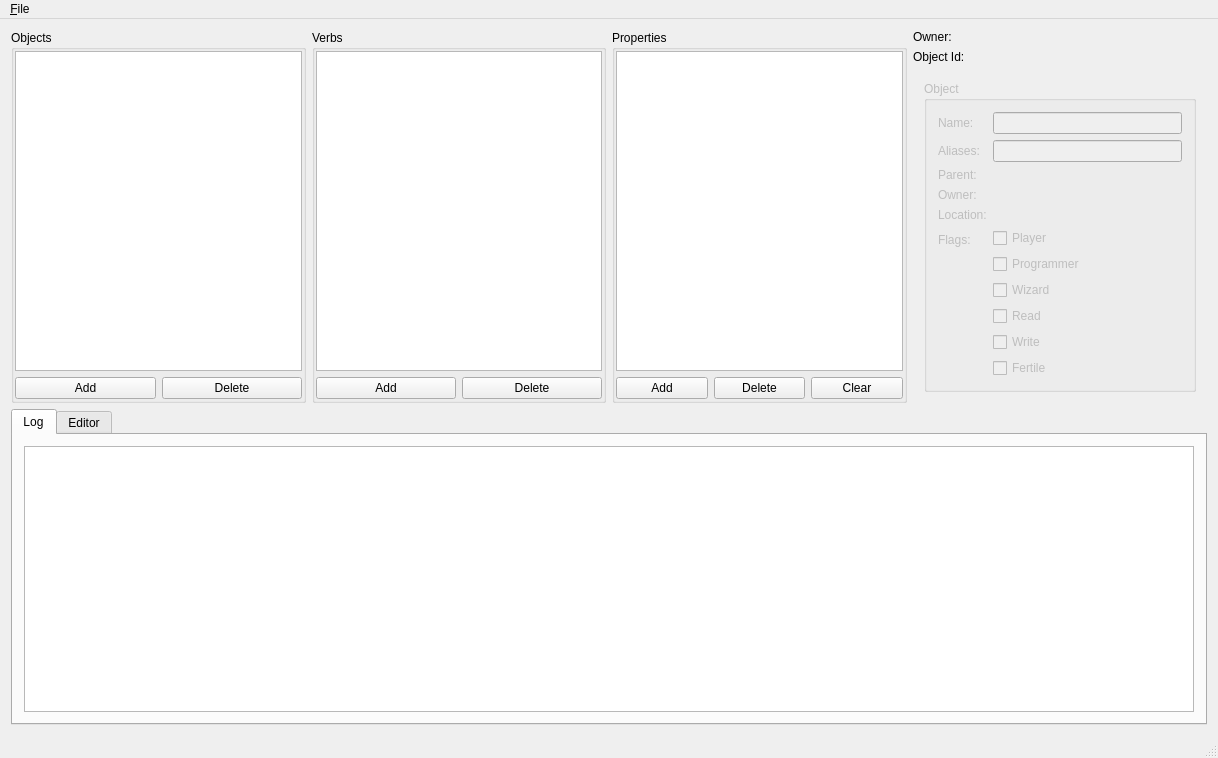
Before: the Qt Designer form Server/mainwindow.ui in bigfug/moo, drawn with Qt 5.
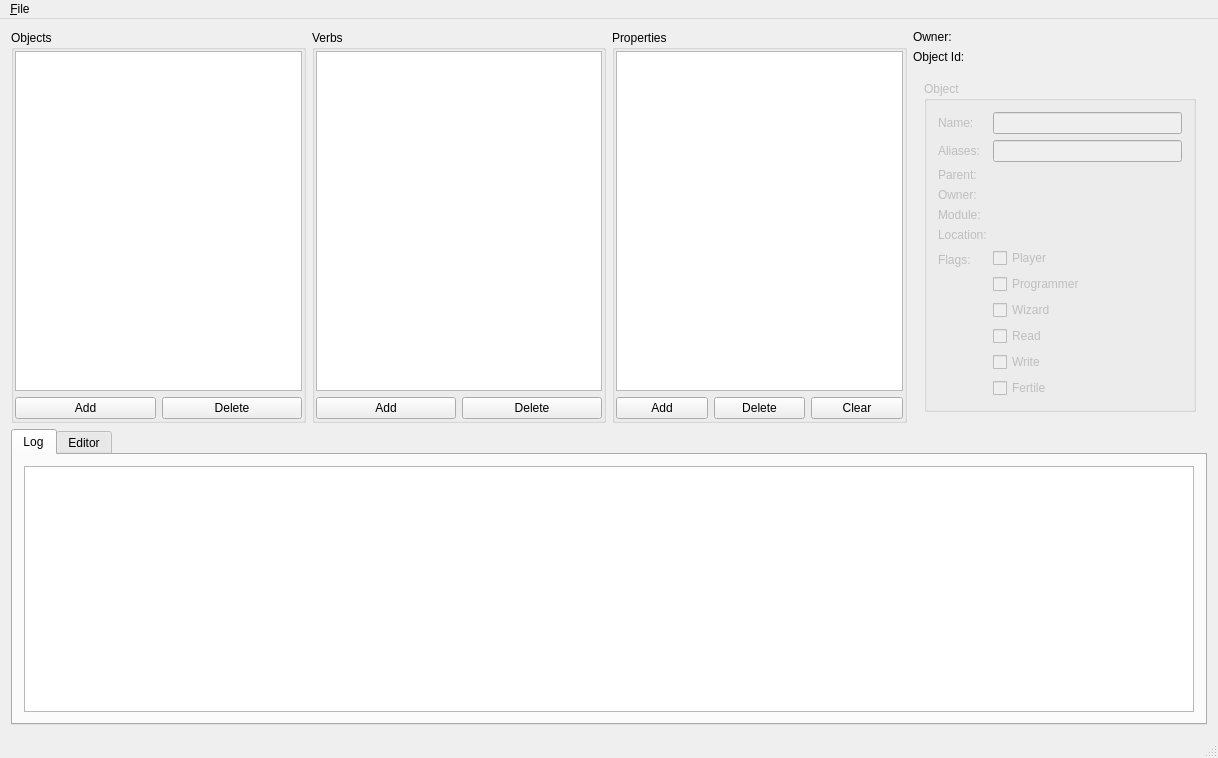
After: the same form once the commit is applied. The open tabs and pages were chosen to show the change. Custom widgets are drawn as their Qt base class.

Commit message: Added system for collecting objects/verbs/properties into modules using a new 'module' field in Object

```diff
--- a/Server/mainwindow.ui
+++ b/Server/mainwindow.ui
@@ -236,21 +236,21 @@
                  </property>
                 </widget>
                </item>
-               <item row="4" column="0">
+               <item row="5" column="0">
                 <widget class="QLabel" name="label_5">
                  <property name="text">
                   <string>Location:</string>
                  </property>
                 </widget>
                </item>
-               <item row="5" column="0">
+               <item row="6" column="0">
                 <widget class="QLabel" name="label_2">
                  <property name="text">
                   <string>Flags:</string>
                  </property>
                 </widget>
                </item>
-               <item row="5" column="1">
+               <item row="6" column="1">
                 <layout class="QVBoxLayout" name="verticalLayout_3">
                  <item>
                   <widget class="QCheckBox" name="mObjectPlayer">
@@ -305,6 +305,16 @@
                <item row="4" column="1">
                 <widget class="ObjectSelector" name="mObjectLocation" native="true"/>
                </item>
+               <item row="4" column="0">
+                <widget class="QLabel" name="label_19">
+                 <property name="text">
+                  <string>Module:</string>
+                 </property>
+                </widget>
+               </item>
+               <item row="4" column="1">
+                <widget class="ObjectSelector" name="mObjectModule" native="true"/>
+               </item>
               </layout>
              </widget>
             </item>
```
Left out of the diff: 4 changed lines with no effect on the pictures. The commit also changes 9 other files.
